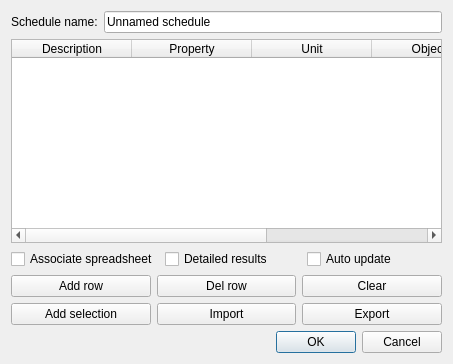
Above: src/Mod/BIM/Resources/ui/ArchSchedule.ui from southseact-3d/fcd before the change. Below: the same form after it.
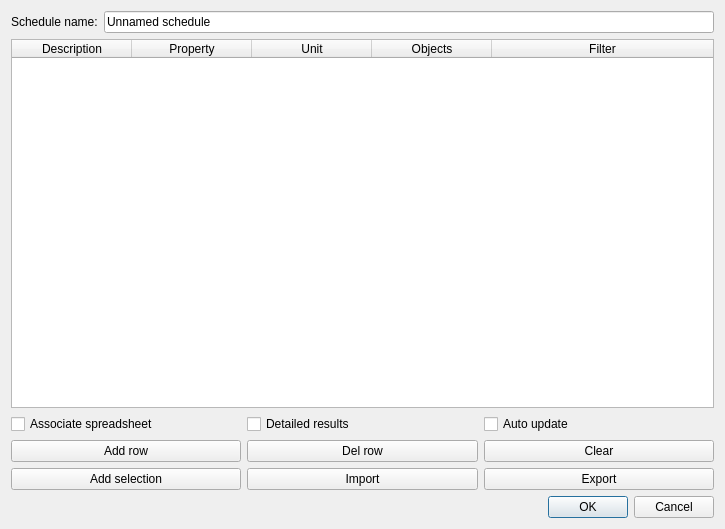
That is the form after the change. Icons and pictures are not drawn. Custom widgets are drawn as their Qt base class.

Diff of the .ui file:
```diff
--- a/src/Mod/BIM/Resources/ui/ArchSchedule.ui
+++ b/src/Mod/BIM/Resources/ui/ArchSchedule.ui
@@ -6,8 +6,8 @@
    <rect>
     <x>0</x>
     <y>0</y>
-    <width>453</width>
-    <height>364</height>
+    <width>725</width>
+    <height>529</height>
    </rect>
   </property>
   <property name="windowTitle">
```
Left out of the diff: 24 changed lines with no effect on the pictures.
